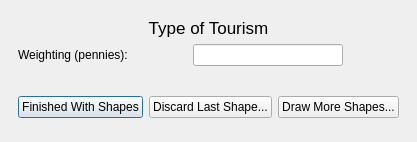
The window that cobi_loreto/Interview/drawconsscience.ui (Ecotrust/openoceanmap-desktop) describes before a commit, drawn with Qt 5.
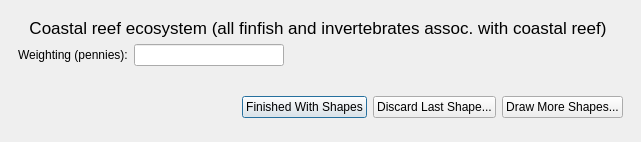
The same window after the commit.

The edit to the form file:
```diff
--- a/cobi_loreto/Interview/drawconsscience.ui
+++ b/cobi_loreto/Interview/drawconsscience.ui
@@ -6,7 +6,7 @@
    <rect>
     <x>0</x>
     <y>0</y>
-    <width>391</width>
+    <width>641</width>
     <height>142</height>
    </rect>
   </property>
@@ -33,7 +33,7 @@
         </property>
         <property name="maximumSize" >
          <size>
-          <width>500</width>
+          <width>600</width>
           <height>16777215</height>
          </size>
         </property>
@@ -43,7 +43,7 @@
          </font>
         </property>
         <property name="text" >
-         <string>Type of Tourism</string>
+         <string>Coastal reef ecosystem (all finfish and invertebrates assoc. with coastal reef)</string>
         </property>
         <property name="alignment" >
          <set>Qt::AlignCenter</set>
@@ -75,6 +75,19 @@
           </property>
          </widget>
         </item>
+        <item>
+         <spacer name="horizontalSpacer" >
+          <property name="orientation" >
+           <enum>Qt::Horizontal</enum>
+          </property>
+          <property name="sizeHint" stdset="0" >
+           <size>
+            <width>40</width>
+            <height>20</height>
+           </size>
+          </property>
+         </spacer>
+        </item>
         <item>
          <widget class="QLabel" name="pl_label" >
           <property name="minimumSize" >
```
